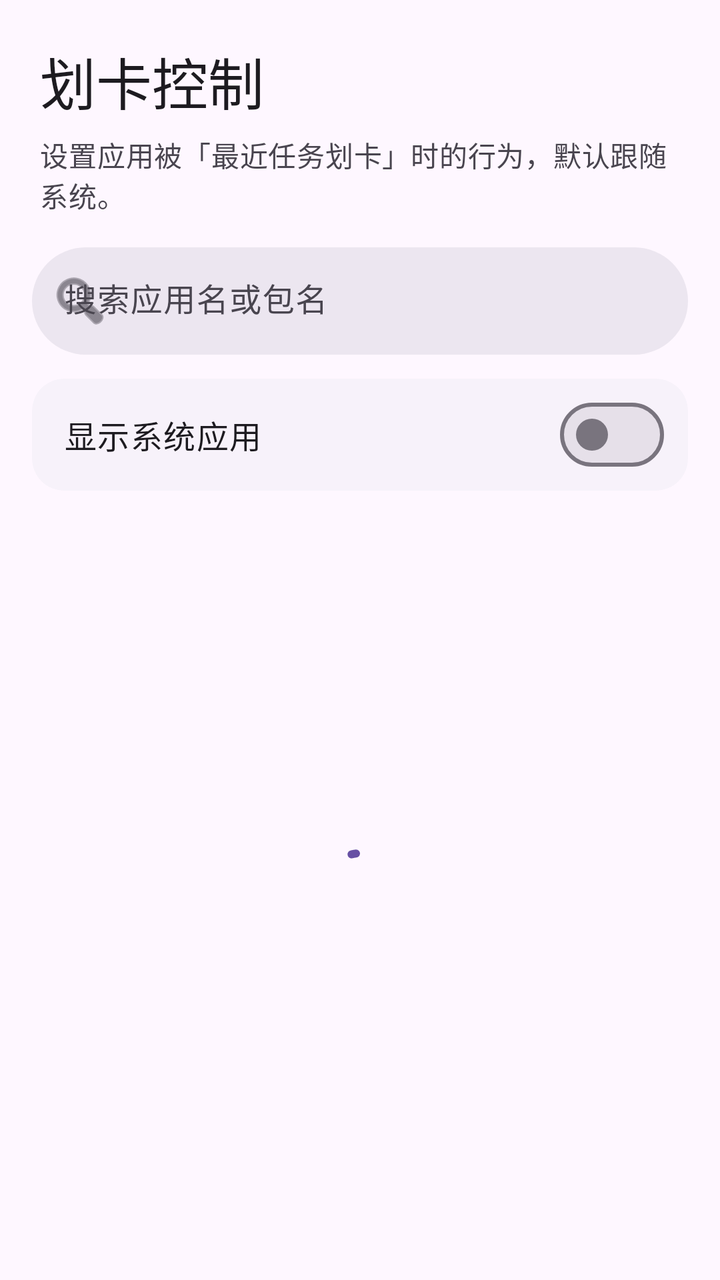
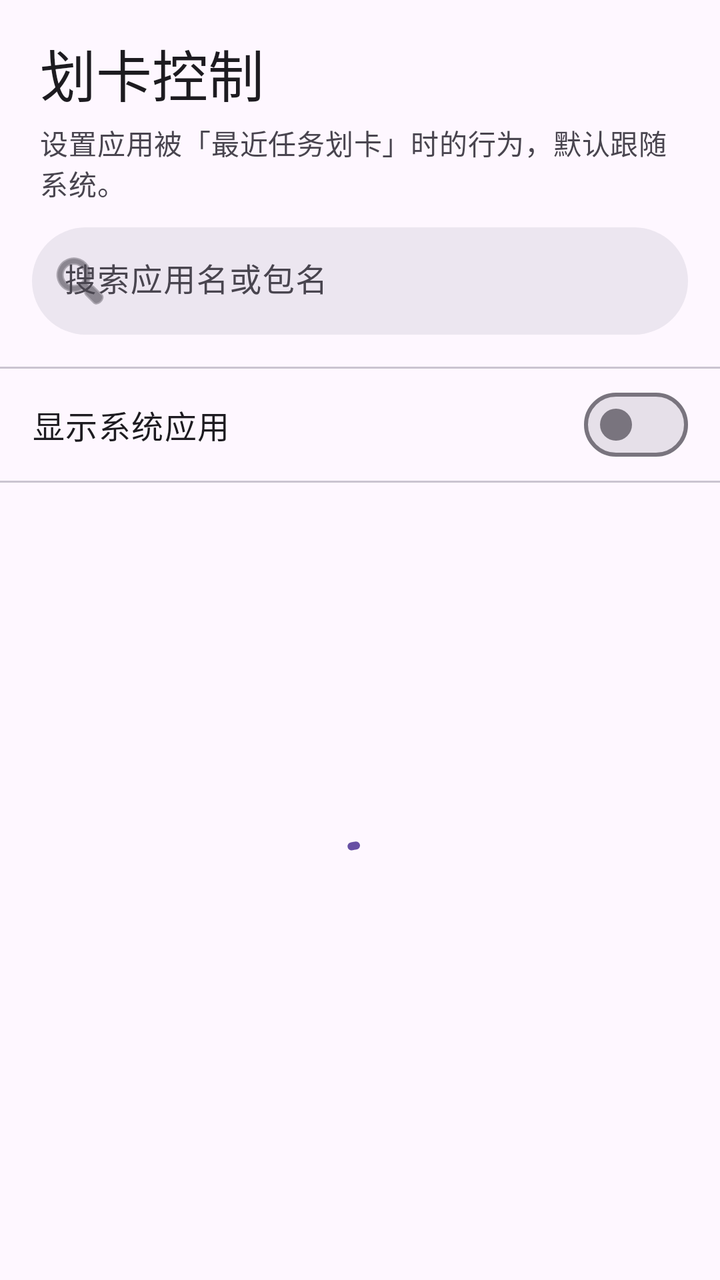

An Android layout rendered at two revisions. The XML below is the earlier revision; the diff shows what the commit changed to produce the second picture.
<!-- AndroidManifest.xml: application theme Theme.SwipeClean -->
<!-- res/layout/activity_main.xml -->
<?xml version="1.0" encoding="utf-8"?>
<LinearLayout xmlns:android="http://schemas.android.com/apk/res/android"
    xmlns:app="http://schemas.android.com/apk/res-auto"
    android:layout_width="match_parent"
    android:layout_height="match_parent"
    android:fitsSystemWindows="true"
    android:orientation="vertical">

    <TextView
        android:layout_width="match_parent"
        android:layout_height="wrap_content"
        android:paddingHorizontal="20dp"
        android:paddingTop="20dp"
        android:text="@string/header_title"
        android:textAppearance="?attr/textAppearanceHeadlineMedium" />

    <TextView
        android:layout_width="match_parent"
        android:layout_height="wrap_content"
        android:paddingHorizontal="20dp"
        android:paddingTop="6dp"
        android:text="@string/header_hint"
        android:textAppearance="?attr/textAppearanceBodyMedium"
        android:textColor="?attr/colorOnSurfaceVariant" />

    <com.google.android.material.textfield.TextInputLayout
        style="@style/Widget.Material3.TextInputLayout.FilledBox.Dense"
        android:layout_width="match_parent"
        android:layout_height="wrap_content"
        android:layout_marginHorizontal="16dp"
        android:layout_marginTop="16dp"
        android:hint="@string/search_hint"
        app:boxBackgroundColor="?attr/colorSurfaceContainerHigh"
        app:boxCornerRadiusBottomEnd="28dp"
        app:boxCornerRadiusBottomStart="28dp"
        app:boxCornerRadiusTopEnd="28dp"
        app:boxCornerRadiusTopStart="28dp"
        app:boxStrokeWidth="0dp"
        app:boxStrokeWidthFocused="0dp"
        app:endIconMode="clear_text"
        app:startIconDrawable="@android:drawable/ic_menu_search">

        <com.google.android.material.textfield.TextInputEditText
            android:id="@+id/search"
            android:layout_width="match_parent"
            android:layout_height="wrap_content"
            android:imeOptions="actionSearch"
            android:inputType="text"
            android:maxLines="1" />
    </com.google.android.material.textfield.TextInputLayout>

    <com.google.android.material.card.MaterialCardView
        android:layout_width="match_parent"
        android:layout_height="wrap_content"
        android:layout_marginHorizontal="16dp"
        android:layout_marginTop="12dp"
        app:cardBackgroundColor="?attr/colorSurfaceContainerLow"
        app:cardCornerRadius="16dp"
        app:cardElevation="0dp"
        app:strokeWidth="0dp">

        <LinearLayout
            android:layout_width="match_parent"
            android:layout_height="wrap_content"
            android:gravity="center_vertical"
            android:minHeight="56dp"
            android:orientation="horizontal"
            android:paddingStart="16dp"
            android:paddingEnd="12dp">

            <TextView
                android:layout_width="0dp"
                android:layout_height="wrap_content"
                android:layout_weight="1"
                android:text="@string/show_system"
                android:textAppearance="?attr/textAppearanceBodyLarge" />

            <com.google.android.material.materialswitch.MaterialSwitch
                android:id="@+id/show_system"
                android:layout_width="wrap_content"
                android:layout_height="wrap_content" />
        </LinearLayout>
    </com.google.android.material.card.MaterialCardView>

    <FrameLayout
        android:layout_width="match_parent"
        android:layout_height="0dp"
        android:layout_marginTop="4dp"
        android:layout_weight="1">

        <androidx.recyclerview.widget.RecyclerView
            android:id="@+id/list"
            android:layout_width="match_parent"
            android:layout_height="match_parent"
            android:clipToPadding="false"
            android:paddingBottom="16dp"
            android:scrollbars="vertical" />

        <com.google.android.material.progressindicator.CircularProgressIndicator
            android:id="@+id/loading"
            android:layout_width="wrap_content"
            android:layout_height="wrap_content"
            android:layout_gravity="center"
            android:indeterminate="true" />

        <TextView
            android:id="@+id/empty"
            android:layout_width="wrap_content"
            android:layout_height="wrap_content"
            android:layout_gravity="center"
            android:text="@string/empty"
            android:textAppearance="?attr/textAppearanceBodyMedium"
            android:textColor="?attr/colorOnSurfaceVariant"
            android:visibility="gone" />
    </FrameLayout>

</LinearLayout>
<!-- resources referenced by this layout -->
<resources>
  <string name="empty">没有匹配的应用</string>
  <string name="header_hint">设置应用被「最近任务划卡」时的行为，默认跟随系统。</string>
  <string name="header_title">划卡控制</string>
  <string name="search_hint">搜索应用名或包名</string>
  <string name="show_system">显示系统应用</string>
  <style name="Theme.SwipeClean" parent="Theme.Material3.DayNight.NoActionBar" />
</resources>

<!-- the commit's change to res/layout/activity_main.xml (unified diff, before → after) -->
@@ -10,7 +10,7 @@
         android:layout_width="match_parent"
         android:layout_height="wrap_content"
         android:paddingHorizontal="20dp"
-        android:paddingTop="20dp"
+        android:paddingTop="16dp"
         android:text="@string/header_title"
         android:textAppearance="?attr/textAppearanceHeadlineMedium" />
 
@@ -18,7 +18,7 @@
         android:layout_width="match_parent"
         android:layout_height="wrap_content"
         android:paddingHorizontal="20dp"
-        android:paddingTop="6dp"
+        android:paddingTop="4dp"
         android:text="@string/header_hint"
         android:textAppearance="?attr/textAppearanceBodyMedium"
         android:textColor="?attr/colorOnSurfaceVariant" />
@@ -28,7 +28,7 @@
         android:layout_width="match_parent"
         android:layout_height="wrap_content"
         android:layout_marginHorizontal="16dp"
-        android:layout_marginTop="16dp"
+        android:layout_marginTop="12dp"
         android:hint="@string/search_hint"
         app:boxBackgroundColor="?attr/colorSurfaceContainerHigh"
         app:boxCornerRadiusBottomEnd="28dp"
@@ -49,43 +49,41 @@
             android:maxLines="1" />
     </com.google.android.material.textfield.TextInputLayout>
 
-    <com.google.android.material.card.MaterialCardView
+    <View
+        android:layout_width="match_parent"
+        android:layout_height="1dp"
+        android:layout_marginTop="16dp"
+        android:background="?attr/colorOutlineVariant" />
+
+    <LinearLayout
         android:layout_width="match_parent"
         android:layout_height="wrap_content"
-        android:layout_marginHorizontal="16dp"
-        android:layout_marginTop="12dp"
-        app:cardBackgroundColor="?attr/colorSurfaceContainerLow"
-        app:cardCornerRadius="16dp"
-        app:cardElevation="0dp"
-        app:strokeWidth="0dp">
+        android:gravity="center_vertical"
+        android:minHeight="56dp"
+        android:orientation="horizontal"
+        android:paddingHorizontal="16dp">
 
-        <LinearLayout
-            android:layout_width="match_parent"
+        <TextView
+            android:layout_width="0dp"
             android:layout_height="wrap_content"
-            android:gravity="center_vertical"
-            android:minHeight="56dp"
-            android:orientation="horizontal"
-            android:paddingStart="16dp"
-            android:paddingEnd="12dp">
+            android:layout_weight="1"
+            android:text="@string/show_system"
+            android:textAppearance="?attr/textAppearanceBodyLarge" />
 
-            <TextView
-                android:layout_width="0dp"
-                android:layout_height="wrap_content"
-                android:layout_weight="1"
-                android:text="@string/show_system"
-                android:textAppearance="?attr/textAppearanceBodyLarge" />
+        <com.google.android.material.materialswitch.MaterialSwitch
+            android:id="@+id/show_system"
+            android:layout_width="wrap_content"
+            android:layout_height="wrap_content" />
+    </LinearLayout>
 
-            <com.google.android.material.materialswitch.MaterialSwitch
-                android:id="@+id/show_system"
-                android:layout_width="wrap_content"
-                android:layout_height="wrap_content" />
-        </LinearLayout>
-    </com.google.android.material.card.MaterialCardView>
+    <View
+        android:layout_width="match_parent"
+        android:layout_height="1dp"
+        android:background="?attr/colorOutlineVariant" />
 
     <FrameLayout
         android:layout_width="match_parent"
         android:layout_height="0dp"
-        android:layout_marginTop="4dp"
         android:layout_weight="1">
 
         <androidx.recyclerview.widget.RecyclerView
